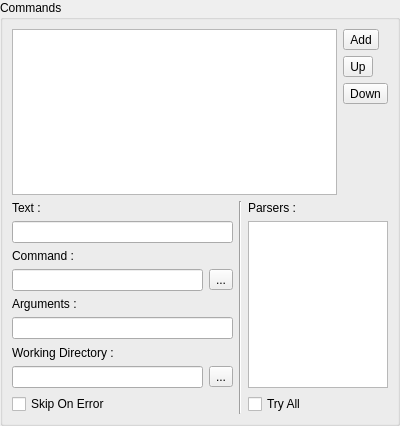
Above: v2/branches/newxup/monkey/src/xupmanager/gui/CommandsEditor.ui from testmana2/mks before the change. Below: the same form after it.
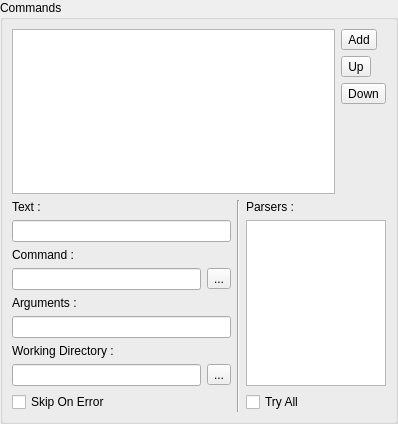
That is the form after the change. Icons and pictures are not drawn. Custom widgets are drawn as their Qt base class.

The edit to the form file:
```diff
--- a/v2/branches/newxup/monkey/src/xupmanager/gui/CommandsEditor.ui
+++ b/v2/branches/newxup/monkey/src/xupmanager/gui/CommandsEditor.ui
@@ -6,8 +6,8 @@
    <rect>
     <x>0</x>
     <y>0</y>
-    <width>400</width>
-    <height>426</height>
+    <width>398</width>
+    <height>424</height>
    </rect>
   </property>
   <property name="windowTitle">
```
Left out of the diff: 9 changed lines with no effect on the pictures.
